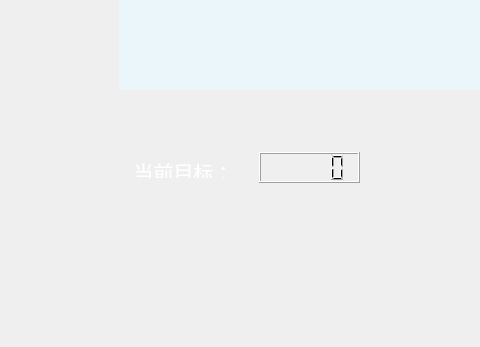
Above: main_page.ui from YuanQiPKU/Reservoir before the change; both pictures show x 331 to 811 and y 193 to 540 of the 960 by 540 pixel window. Below: the same form after it.
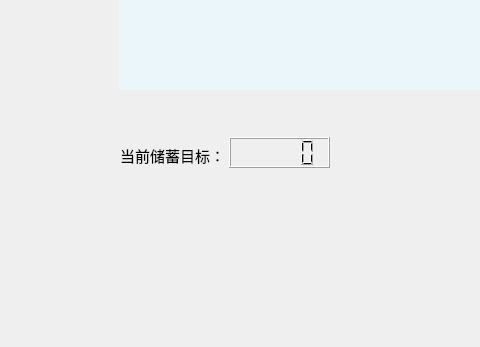
That is the form after the change. Icons and pictures are not drawn.

```diff
--- a/main_page.ui
+++ b/main_page.ui
@@ -291,7 +291,7 @@
   <widget class="QWidget" name="widget" native="true">
    <property name="geometry">
     <rect>
-     <x>-10</x>
+     <x>-30</x>
      <y>0</y>
      <width>960</width>
      <height>540</height>
@@ -320,29 +320,6 @@
     <string notr="true">
 background-image: url(:/pages/main_page/image/background_page.png);</string>
    </property>
-   <widget class="QLabel" name="label">
-    <property name="geometry">
-     <rect>
-      <x>474</x>
-      <y>350</y>
-      <width>101</width>
-      <height>21</height>
-     </rect>
-    </property>
-    <property name="text">
-     <string>&lt;html&gt;&lt;head/&gt;&lt;body&gt;&lt;p align=&quot;center&quot;&gt;&lt;span style=&quot; color:#ffffff;&quot;&gt;当前目标：&lt;/span&gt;&lt;/p&gt;&lt;/body&gt;&lt;/html&gt;</string>
-    </property>
-   </widget>
-   <widget class="QLCDNumber" name="lcdNumber">
-    <property name="geometry">
-     <rect>
-      <x>600</x>
-      <y>345</y>
-      <width>101</width>
-      <height>31</height>
-     </rect>
-    </property>
-   </widget>
   </widget>
   <widget class="QWidget" name="water" native="true">
    <property name="geometry">
@@ -380,6 +357,29 @@
     <layout class="QVBoxLayout" name="water_layout"/>
    </widget>
   </widget>
+  <widget class="QLabel" name="label">
+   <property name="geometry">
+    <rect>
+     <x>451</x>
+     <y>337</y>
+     <width>101</width>
+     <height>21</height>
+    </rect>
+   </property>
+   <property name="text">
+    <string>&lt;html&gt;&lt;head/&gt;&lt;body&gt;&lt;p align=&quot;center&quot;&gt;&lt;span style=&quot; font-size:11pt; color:#000000;&quot;&gt;当前储蓄目标：&lt;/span&gt;&lt;/p&gt;&lt;/body&gt;&lt;/html&gt;</string>
+   </property>
+  </widget>
+  <widget class="QLCDNumber" name="lcdNumber">
+   <property name="geometry">
+    <rect>
+     <x>560</x>
+     <y>330</y>
+     <width>101</width>
+     <height>31</height>
+    </rect>
+   </property>
+  </widget>
   <zorder>widget</zorder>
   <zorder>gridLayoutWidget</zorder>
   <zorder>water</zorder>
```
Left out of the diff: 6 changed lines with no effect on the pictures.
